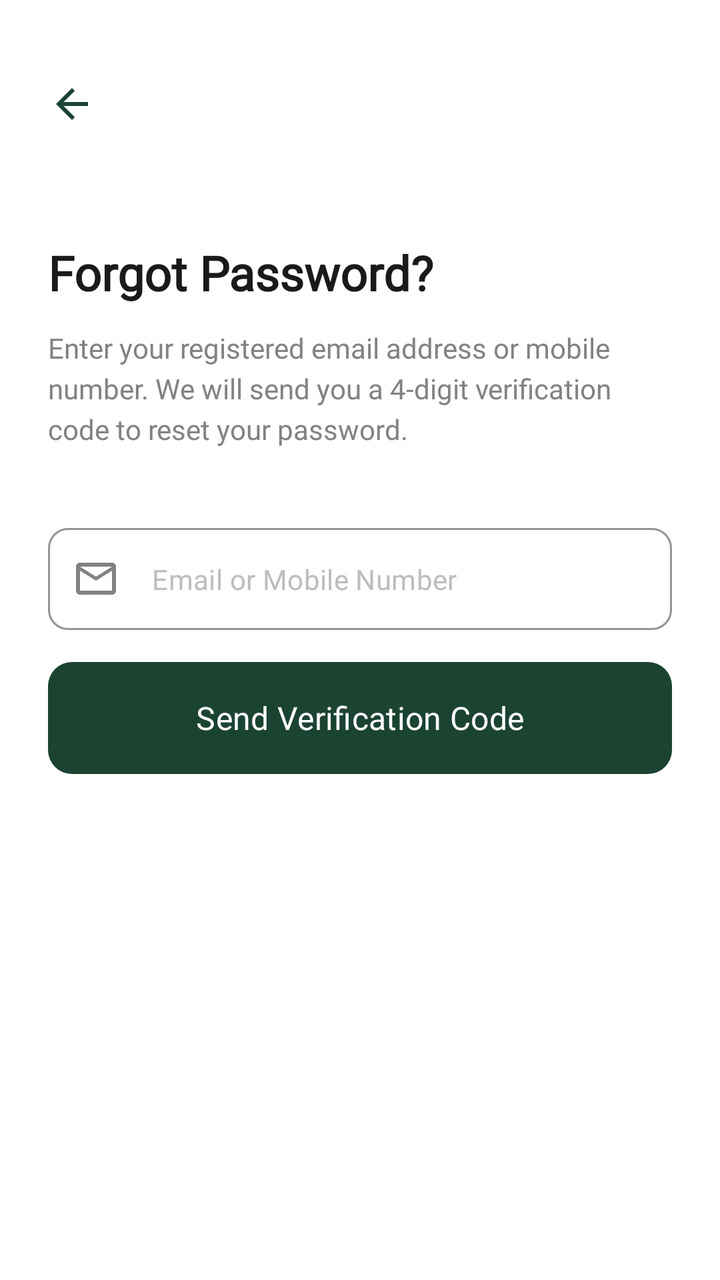
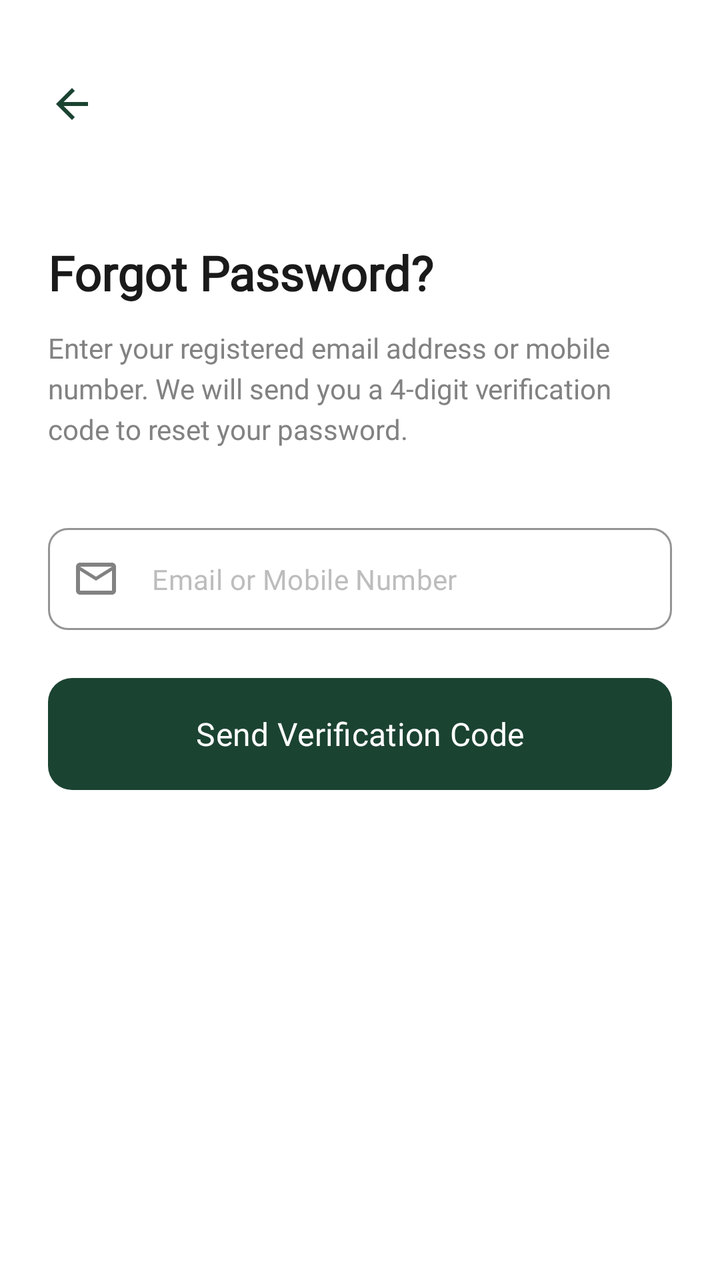

An Android layout rendered at two revisions. The XML below is the earlier revision; the diff shows what the commit changed to produce the second picture.
<!-- AndroidManifest.xml: application theme Theme.HarvestHubMobile -->
<!-- res/layout/activity_forgot_password.xml -->
<?xml version="1.0" encoding="utf-8"?>
<androidx.constraintlayout.widget.ConstraintLayout xmlns:android="http://schemas.android.com/apk/res/android"
    xmlns:app="http://schemas.android.com/apk/res-auto"
    xmlns:tools="http://schemas.android.com/tools"
    android:layout_width="match_parent"
    android:layout_height="match_parent"
    android:background="@color/white"
    android:padding="24dp">

    <ImageView
        android:id="@+id/btnBack"
        android:layout_width="24dp"
        android:layout_height="24dp"
        android:layout_marginTop="16dp"
        android:clickable="true"
        android:focusable="true"
        android:src="@drawable/ic_back"
        app:layout_constraintStart_toStartOf="parent"
        app:layout_constraintTop_toTopOf="parent"
        app:tint="#1B4332"
        android:contentDescription="Back" />

    <TextView
        android:id="@+id/tvTitle"
        android:layout_width="wrap_content"
        android:layout_height="wrap_content"
        android:layout_marginTop="56dp"
        android:fontFamily="@font/plus_jakarta_sans_bold"
        android:text="Forgot Password?"
        android:textColor="#1A1A1A"
        android:textSize="24sp"
        android:textStyle="bold"
        app:layout_constraintStart_toStartOf="parent"
        app:layout_constraintTop_toBottomOf="@id/btnBack" />

    <TextView
        android:id="@+id/tvSubtitle"
        android:layout_width="0dp"
        android:layout_height="wrap_content"
        android:layout_marginTop="12dp"
        android:fontFamily="@font/plus_jakarta_sans"
        android:text="Enter your registered email address or mobile number. We will send you a 4-digit verification code to reset your password."
        android:textColor="#828282"
        android:textSize="14sp"
        android:lineSpacingExtra="4dp"
        app:layout_constraintEnd_toEndOf="parent"
        app:layout_constraintStart_toStartOf="parent"
        app:layout_constraintTop_toBottomOf="@id/tvTitle" />

    <com.google.android.material.textfield.TextInputLayout
        android:id="@+id/tilIdentifier"
        style="@style/Widget.MaterialComponents.TextInputLayout.OutlinedBox"
        android:layout_width="match_parent"
        android:layout_height="wrap_content"
        android:layout_marginTop="40dp"
        app:boxStrokeColor="#CCCCCC"
        app:boxCornerRadiusBottomEnd="10dp"
        app:boxCornerRadiusBottomStart="10dp"
        app:boxCornerRadiusTopEnd="10dp"
        app:boxCornerRadiusTopStart="10dp"
        app:hintEnabled="false"
        app:startIconDrawable="@drawable/ic_mail_outline"
        app:startIconTint="#828282"
        app:layout_constraintTop_toBottomOf="@id/tvSubtitle">

        <com.google.android.material.textfield.TextInputEditText
            android:id="@+id/etIdentifier"
            android:layout_width="match_parent"
            android:layout_height="wrap_content"
            android:hint="Email or Mobile Number"
            android:inputType="text"
            android:padding="16dp"
            android:textColor="#1A1A1A"
            android:textColorHint="#BDBDBD"
            android:textSize="14sp"
            android:fontFamily="@font/plus_jakarta_sans" />
    </com.google.android.material.textfield.TextInputLayout>

    
    <com.google.android.material.card.MaterialCardView
        android:id="@+id/cvError"
        android:layout_width="match_parent"
        android:layout_height="wrap_content"
        android:layout_marginTop="16dp"
        android:visibility="gone"
        app:cardBackgroundColor="#FDECEA"
        app:cardCornerRadius="8dp"
        app:cardElevation="0dp"
        app:strokeColor="#F44336"
        app:strokeWidth="1dp"
        app:layout_constraintTop_toBottomOf="@id/tilIdentifier">

        <LinearLayout
            android:layout_width="match_parent"
            android:layout_height="wrap_content"
            android:gravity="center_vertical"
            android:orientation="horizontal"
            android:padding="12dp">

            <ImageView
                android:layout_width="20dp"
                android:layout_height="20dp"
                android:src="@drawable/ic_warning"
                app:tint="#F44336" />

            <TextView
                android:id="@+id/tvErrorMessage"
                android:layout_width="0dp"
                android:layout_height="wrap_content"
                android:layout_marginStart="8dp"
                android:layout_weight="1"
                android:text="Error message goes here"
                android:textColor="#F44336"
                android:textSize="12sp" />

            <ImageView
                android:id="@+id/ivCloseError"
                android:layout_width="16dp"
                android:layout_height="16dp"
                android:src="@drawable/ic_close"
                app:tint="#F44336" />
        </LinearLayout>
    </com.google.android.material.card.MaterialCardView>

    <com.google.android.material.button.MaterialButton
        android:id="@+id/btnSendCode"
        android:layout_width="match_parent"
        android:layout_height="56dp"
        android:layout_marginTop="16dp"
        android:insetTop="0dp"
        android:insetBottom="0dp"
        android:text="Send Verification Code"
        android:textAllCaps="false"
        android:textColor="@color/white"
        android:textSize="16sp"
        android:fontFamily="@font/plus_jakarta_sans_bold"
        app:backgroundTint="#1B4332"
        app:cornerRadius="12dp"
        app:layout_constraintTop_toBottomOf="@id/cvError" />

</androidx.constraintlayout.widget.ConstraintLayout>
<!-- resources referenced by this layout -->
<resources>
  <color name="white">#FFFFFFFF</color>
  <!-- drawable ic_back (drawable) -->
  <vector xmlns:android="http://schemas.android.com/apk/res/android"
      android:width="24dp"
      android:height="24dp"
      android:viewportWidth="24"
      android:viewportHeight="24">
      <path
          android:fillColor="@android:color/black"
          android:pathData="M20,11H7.83l5.59,-5.59L12,4l-8,8 8,8 1.41,-1.41L7.83,13H20v-2z" />
  </vector>
  <!-- drawable ic_close (drawable) -->
  <vector xmlns:android="http://schemas.android.com/apk/res/android"
      android:width="24dp"
      android:height="24dp"
      android:viewportWidth="24"
      android:viewportHeight="24">
      <path
          android:fillColor="@android:color/black"
          android:pathData="M19,6.41L17.59,5,12,10.59,6.41,5,5,6.41,10.59,12,5,17.59,6.41,19,12,13.41,17.59,19,19,17.59,13.41,12z" />
  </vector>
  <!-- drawable ic_mail_outline (drawable) -->
  <?xml version="1.0" encoding="utf-8"?>
  <vector xmlns:android="http://schemas.android.com/apk/res/android"
      android:width="24dp"
      android:height="24dp"
      android:viewportWidth="24"
      android:viewportHeight="24">
      <path
          android:fillColor="@color/text_secondary"
          android:pathData="M20,4H4C2.9,4,2,4.9,2,6v12c0,1.1,0.9,2,2,2h16c1.1,0,2,-0.9,2,-2V6C22,4.9,21.1,4,20,4z M20,18H4V8l8,5l8,-5V18z M12,11L4,6h16L12,11z"/>
  </vector>
  <!-- drawable ic_warning (drawable) -->
  <vector xmlns:android="http://schemas.android.com/apk/res/android"
      android:width="24dp"
      android:height="24dp"
      android:viewportWidth="24"
      android:viewportHeight="24">
      <path
          android:fillColor="#D32F2F"
          android:pathData="M1,21H23L12,2L1,21ZM13,18H11V16H13V18ZM13,14H11V10H13V14Z" />
  </vector>
  <style name="Theme.HarvestHubMobile" parent="Base.Theme.HarvestHubMobile" />
  <color name="text_secondary">#757575</color>
  <style name="Base.Theme.HarvestHubMobile" parent="Theme.Material3.DayNight.NoActionBar">
          
          <item name="colorPrimary">@color/primary_green</item>
          <item name="android:statusBarColor">@color/white</item>
          <item name="android:fontFamily">@font/plus_jakarta_sans</item>
      </style>
  <color name="primary_green">#1B4332</color>
</resources>

<!-- the commit's change to res/layout/activity_forgot_password.xml (unified diff, before → after) -->
@@ -76,57 +76,11 @@
             android:fontFamily="@font/plus_jakarta_sans" />
     </com.google.android.material.textfield.TextInputLayout>
 
-    
-    <com.google.android.material.card.MaterialCardView
-        android:id="@+id/cvError"
-        android:layout_width="match_parent"
-        android:layout_height="wrap_content"
-        android:layout_marginTop="16dp"
-        android:visibility="gone"
-        app:cardBackgroundColor="#FDECEA"
-        app:cardCornerRadius="8dp"
-        app:cardElevation="0dp"
-        app:strokeColor="#F44336"
-        app:strokeWidth="1dp"
-        app:layout_constraintTop_toBottomOf="@id/tilIdentifier">
-
-        <LinearLayout
-            android:layout_width="match_parent"
-            android:layout_height="wrap_content"
-            android:gravity="center_vertical"
-            android:orientation="horizontal"
-            android:padding="12dp">
-
-            <ImageView
-                android:layout_width="20dp"
-                android:layout_height="20dp"
-                android:src="@drawable/ic_warning"
-                app:tint="#F44336" />
-
-            <TextView
-                android:id="@+id/tvErrorMessage"
-                android:layout_width="0dp"
-                android:layout_height="wrap_content"
-                android:layout_marginStart="8dp"
-                android:layout_weight="1"
-                android:text="Error message goes here"
-                android:textColor="#F44336"
-                android:textSize="12sp" />
-
-            <ImageView
-                android:id="@+id/ivCloseError"
-                android:layout_width="16dp"
-                android:layout_height="16dp"
-                android:src="@drawable/ic_close"
-                app:tint="#F44336" />
-        </LinearLayout>
-    </com.google.android.material.card.MaterialCardView>
-
     <com.google.android.material.button.MaterialButton
         android:id="@+id/btnSendCode"
         android:layout_width="match_parent"
         android:layout_height="56dp"
-        android:layout_marginTop="16dp"
+        android:layout_marginTop="24dp"
         android:insetTop="0dp"
         android:insetBottom="0dp"
         android:text="Send Verification Code"
@@ -136,6 +90,6 @@
         android:fontFamily="@font/plus_jakarta_sans_bold"
         app:backgroundTint="#1B4332"
         app:cornerRadius="12dp"
-        app:layout_constraintTop_toBottomOf="@id/cvError" />
+        app:layout_constraintTop_toBottomOf="@id/tilIdentifier" />
 
 </androidx.constraintlayout.widget.ConstraintLayout>
<!-- resource entries referenced after the edit -->
@@ -11,16 +11,6 @@
           android:fillColor="@android:color/black"
           android:pathData="M20,11H7.83l5.59,-5.59L12,4l-8,8 8,8 1.41,-1.41L7.83,13H20v-2z" />
   </vector>
-  <!-- drawable ic_close (drawable) -->
-  <vector xmlns:android="http://schemas.android.com/apk/res/android"
-      android:width="24dp"
-      android:height="24dp"
-      android:viewportWidth="24"
-      android:viewportHeight="24">
-      <path
-          android:fillColor="@android:color/black"
-          android:pathData="M19,6.41L17.59,5,12,10.59,6.41,5,5,6.41,10.59,12,5,17.59,6.41,19,12,13.41,17.59,19,19,17.59,13.41,12z" />
-  </vector>
   <!-- drawable ic_mail_outline (drawable) -->
   <?xml version="1.0" encoding="utf-8"?>
   <vector xmlns:android="http://schemas.android.com/apk/res/android"
@@ -31,16 +21,6 @@
       <path
           android:fillColor="@color/text_secondary"
           android:pathData="M20,4H4C2.9,4,2,4.9,2,6v12c0,1.1,0.9,2,2,2h16c1.1,0,2,-0.9,2,-2V6C22,4.9,21.1,4,20,4z M20,18H4V8l8,5l8,-5V18z M12,11L4,6h16L12,11z"/>
-  </vector>
-  <!-- drawable ic_warning (drawable) -->
-  <vector xmlns:android="http://schemas.android.com/apk/res/android"
-      android:width="24dp"
-      android:height="24dp"
-      android:viewportWidth="24"
-      android:viewportHeight="24">
-      <path
-          android:fillColor="#D32F2F"
-          android:pathData="M1,21H23L12,2L1,21ZM13,18H11V16H13V18ZM13,14H11V10H13V14Z" />
   </vector>
   <style name="Theme.HarvestHubMobile" parent="Base.Theme.HarvestHubMobile" />
   <color name="text_secondary">#757575</color>
